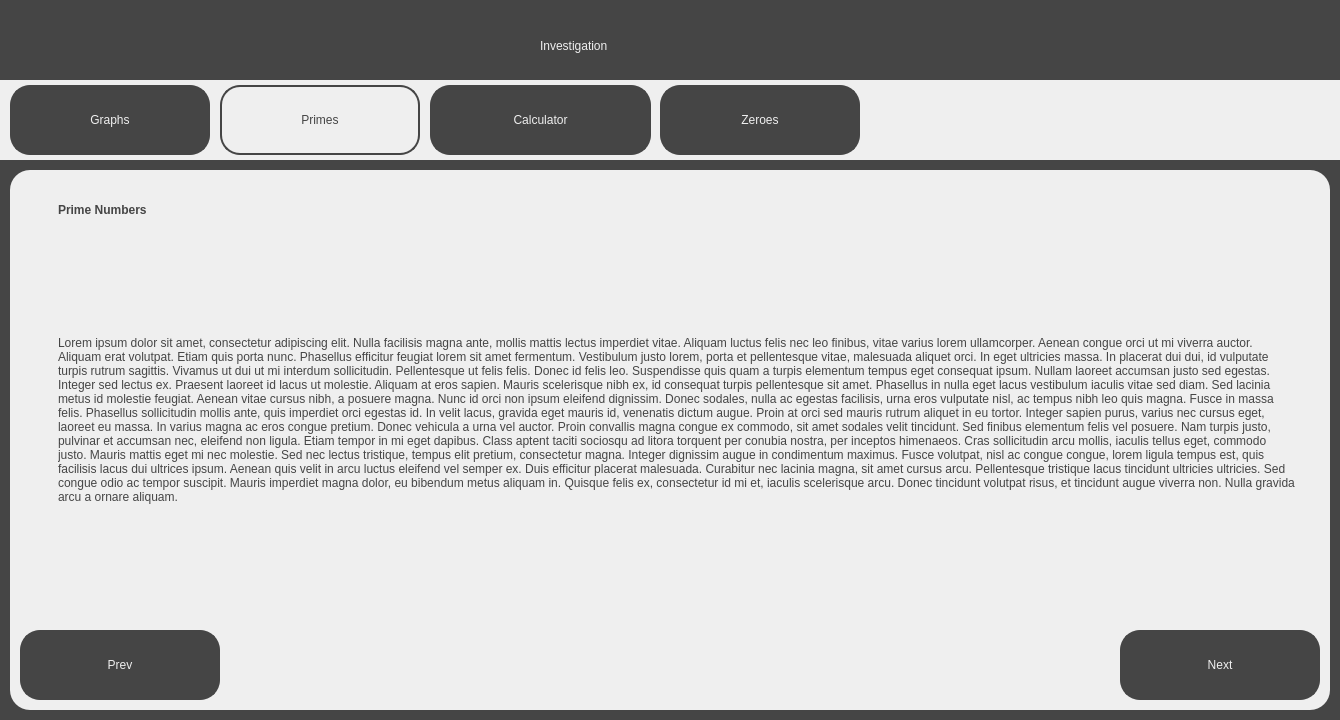
jackm245/Riemann-Hypothesis, file src/ui/investigation_screens/prime_numbers.ui: the form before one commit.
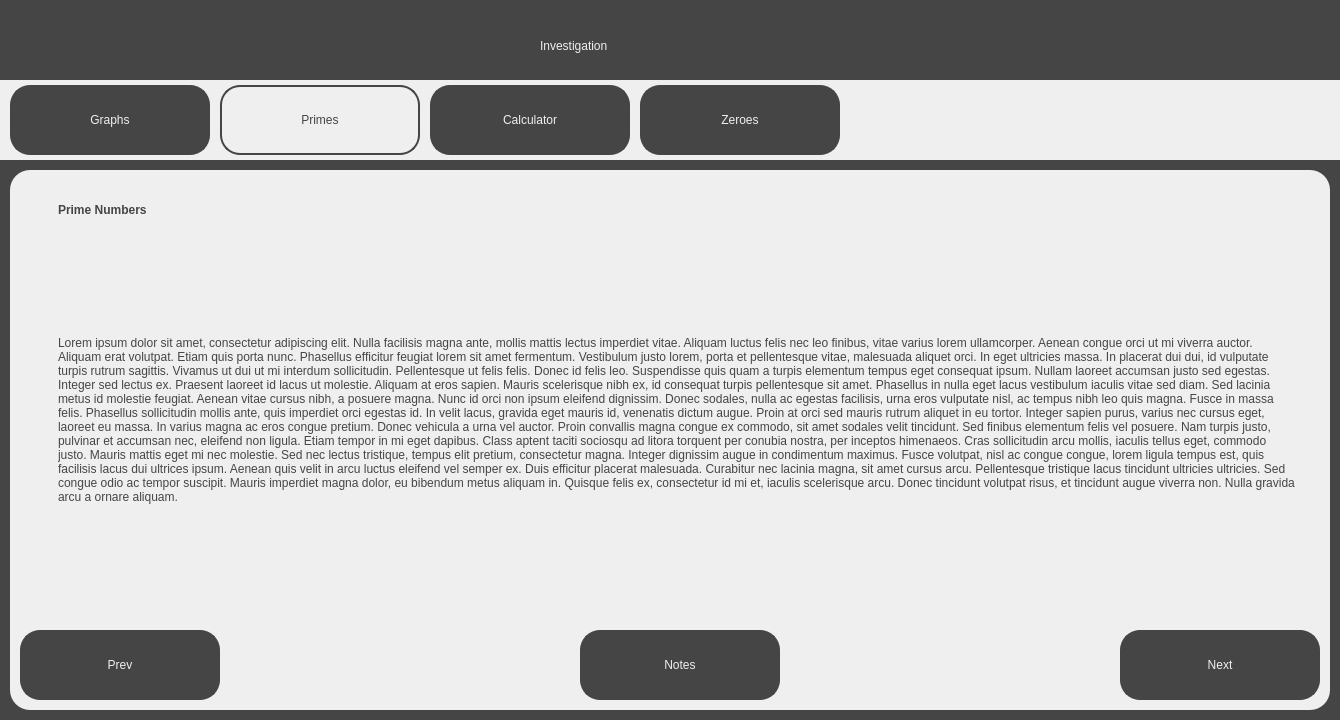
The form after the commit.

Diff of the .ui file:
```diff
--- a/src/ui/investigation_screens/prime_numbers.ui
+++ b/src/ui/investigation_screens/prime_numbers.ui
@@ -109,7 +109,7 @@
       <rect>
        <x>430</x>
        <y>5</y>
-       <width>221</width>
+       <width>200</width>
        <height>70</height>
       </rect>
      </property>
@@ -131,7 +131,7 @@
     <widget class="QPushButton" name="ZeroesTab">
      <property name="geometry">
       <rect>
-       <x>660</x>
+       <x>640</x>
        <y>5</y>
        <width>200</width>
        <height>70</height>
@@ -251,6 +251,30 @@
       <bool>true</bool>
      </property>
     </widget>
+    <widget class="QPushButton" name="NotesButton">
+     <property name="geometry">
+      <rect>
+       <x>570</x>
+       <y>460</y>
+       <width>200</width>
+       <height>70</height>
+      </rect>
+     </property>
+     <property name="cursor">
+      <cursorShape>PointingHandCursor</cursorShape>
+     </property>
+     <property name="styleSheet">
+      <string notr="true">border: 2px solid;
+border-radius: 20px;
+border-color:rgb(69, 69, 69);
+background-color: rgb(69, 69, 69);
+font: 18pt &quot;Sans Serif&quot;; color:rgb(239, 239, 239);
+</string>
+     </property>
+     <property name="text">
+      <string>Notes</string>
+     </property>
+    </widget>
    </widget>
   </widget>
  </widget>
```
